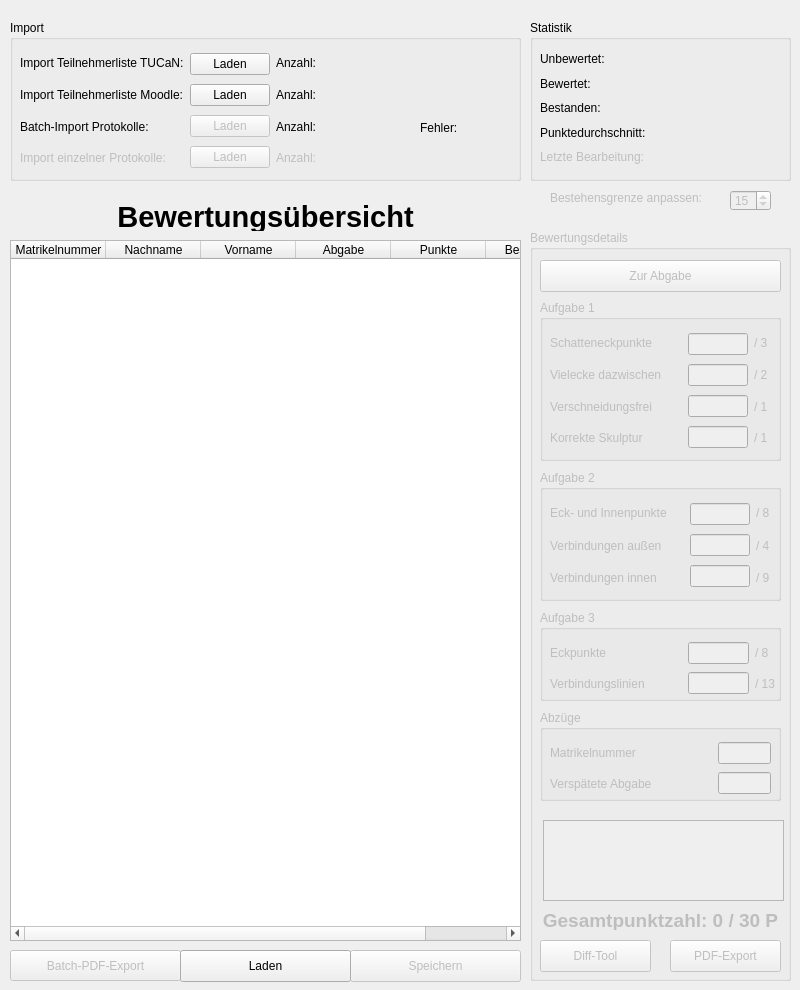
Qt form ui/gmvtestat2.ui (Dimey/IIB_GMV-Testat) before a commit.
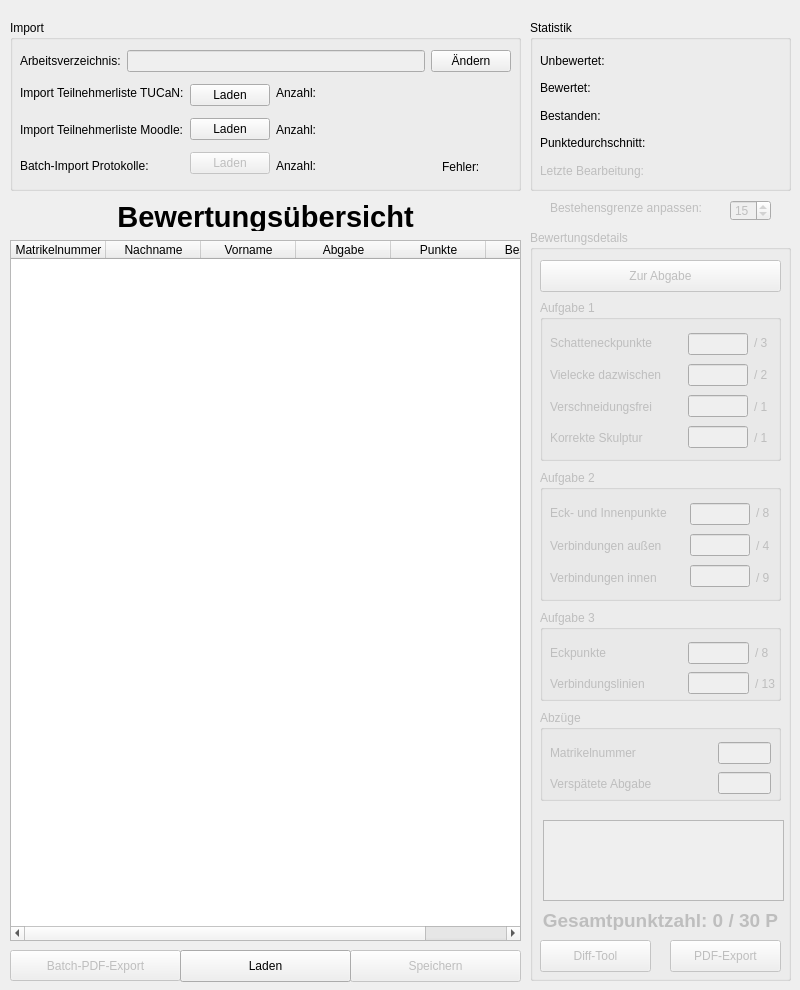
The same form after that commit. Icons and pictures are not drawn.

Diff of the .ui file:
```diff
--- a/ui/gmvtestat2.ui
+++ b/ui/gmvtestat2.ui
@@ -602,24 +602,53 @@
       <x>10</x>
       <y>20</y>
       <width>511</width>
-      <height>161</height>
+      <height>171</height>
      </rect>
     </property>
     <property name="title">
      <string>Import</string>
     </property>
-    <widget class="QWidget" name="layoutWidget">
+    <widget class="QWidget" name="">
      <property name="geometry">
       <rect>
        <x>10</x>
        <y>30</y>
-       <width>391</width>
-       <height>121</height>
+       <width>491</width>
+       <height>131</height>
       </rect>
      </property>
+     <layout class="QVBoxLayout" name="verticalLayout_20">
+      <item>
+       <layout class="QHBoxLayout" name="horizontalLayout_8">
+        <item>
+         <widget class="QLabel" name="label_4">
+          <property name="text">
+           <string>Arbeitsverzeichnis:</string>
+          </property>
+         </widget>
+        </item>
+        <item>
+         <widget class="QLineEdit" name="pfad_lineEdit">
+          <property name="enabled">
+           <bool>false</bool>
+          </property>
+         </widget>
+        </item>
+        <item>
+         <widget class="QPushButton" name="pfad_btn">
+          <property name="text">
+           <string>Ändern</string>
+          </property>
+         </widget>
+        </item>
+       </layout>
+      </item>
+      <item>
+       <layout class="QHBoxLayout" name="horizontalLayout_12" stretch="6,1">
+        <item>
      <layout class="QHBoxLayout" name="horizontalLayout_2">
       <item>
-       <layout class="QHBoxLayout" name="horizontalLayout">
+           <layout class="QHBoxLayout" name="horizontalLayout" stretch="1,1,1,1">
         <property name="sizeConstraint">
          <enum>QLayout::SetMinimumSize</enum>
         </property>
@@ -646,16 +675,6 @@
             </property>
            </widget>
           </item>
-          <item>
-           <widget class="QLabel" name="label_4">
-            <property name="enabled">
-             <bool>false</bool>
-            </property>
-            <property name="text">
-             <string>Import einzelner Protokolle:</string>
-            </property>
-           </widget>
-          </item>
          </layout>
         </item>
         <item>
@@ -684,16 +703,6 @@
             </property>
            </widget>
           </item>
-          <item>
-           <widget class="QPushButton" name="EinzelKpLaden_btn">
-            <property name="enabled">
-             <bool>false</bool>
-            </property>
-            <property name="text">
-             <string>Laden</string>
-            </property>
-           </widget>
-          </item>
          </layout>
         </item>
         <item>
@@ -719,16 +728,6 @@
             </property>
            </widget>
           </item>
-          <item>
-           <widget class="QLabel" name="label_9">
-            <property name="enabled">
-             <bool>false</bool>
-            </property>
-            <property name="text">
-             <string>Anzahl:</string>
-            </property>
-           </widget>
-          </item>
          </layout>
         </item>
         <item>
@@ -754,8 +753,23 @@
             </property>
            </widget>
           </item>
+             </layout>
+            </item>
+           </layout>
+          </item>
+         </layout>
+        </item>
           <item>
-           <widget class="QLabel" name="label_13">
+         <layout class="QVBoxLayout" name="verticalLayout_19" stretch="7,3">
+          <property name="spacing">
+           <number>10</number>
+          </property>
+          <item>
+           <layout class="QVBoxLayout" name="verticalLayout_18">
+            <item>
+             <layout class="QHBoxLayout" name="horizontalLayout_11">
+              <item>
+               <widget class="QLabel" name="label_40">
             <property name="text">
              <string/>
             </property>
@@ -763,35 +777,34 @@
           </item>
          </layout>
         </item>
-       </layout>
-      </item>
-     </layout>
-    </widget>
+            <item>
+             <layout class="QHBoxLayout" name="horizontalLayout_9"/>
+            </item>
+           </layout>
+          </item>
+          <item>
+           <layout class="QHBoxLayout" name="horizontalLayout_10">
+            <item>
     <widget class="QLabel" name="label_38">
-     <property name="geometry">
-      <rect>
-       <x>410</x>
-       <y>100</y>
-       <width>51</width>
-       <height>16</height>
-      </rect>
-     </property>
      <property name="text">
       <string>Fehler:</string>
      </property>
     </widget>
+            </item>
+            <item>
     <widget class="QLabel" name="fehler_label">
-     <property name="geometry">
-      <rect>
-       <x>460</x>
-       <y>100</y>
-       <width>41</width>
-       <height>16</height>
-      </rect>
-     </property>
      <property name="text">
       <string/>
      </property>
+             </widget>
+            </item>
+           </layout>
+          </item>
+         </layout>
+        </item>
+       </layout>
+      </item>
+     </layout>
     </widget>
    </widget>
    <widget class="QLabel" name="label_10">
@@ -833,7 +846,7 @@
     <property name="geometry">
      <rect>
       <x>730</x>
-      <y>190</y>
+      <y>200</y>
       <width>41</width>
       <height>21</height>
      </rect>
@@ -855,7 +868,7 @@
     <property name="geometry">
      <rect>
       <x>550</x>
-      <y>190</y>
+      <y>200</y>
       <width>181</width>
       <height>16</height>
      </rect>
@@ -870,7 +883,7 @@
       <x>530</x>
       <y>20</y>
       <width>261</width>
-      <height>161</height>
+      <height>171</height>
      </rect>
     </property>
     <property name="title">
@@ -882,7 +895,7 @@
        <x>10</x>
        <y>30</y>
        <width>241</width>
-       <height>116</height>
+       <height>131</height>
       </rect>
      </property>
      <layout class="QHBoxLayout" name="horizontalLayout_7">
```
Left out of the diff: 2 changed lines with no effect on the pictures. Lines whose indentation alone changed are shown as unchanged.
